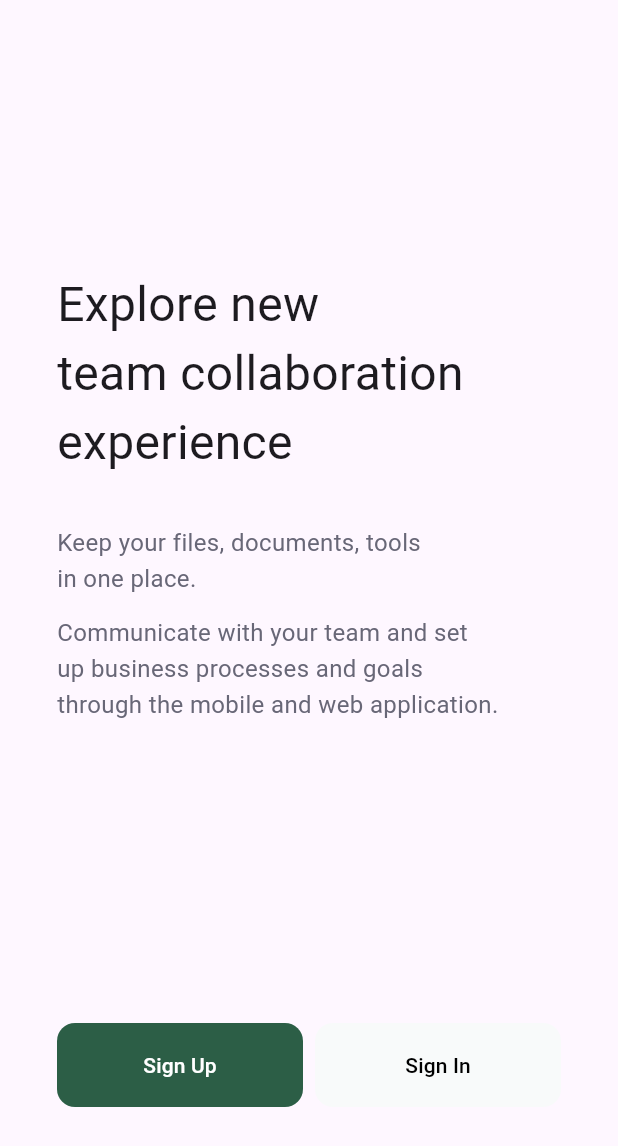
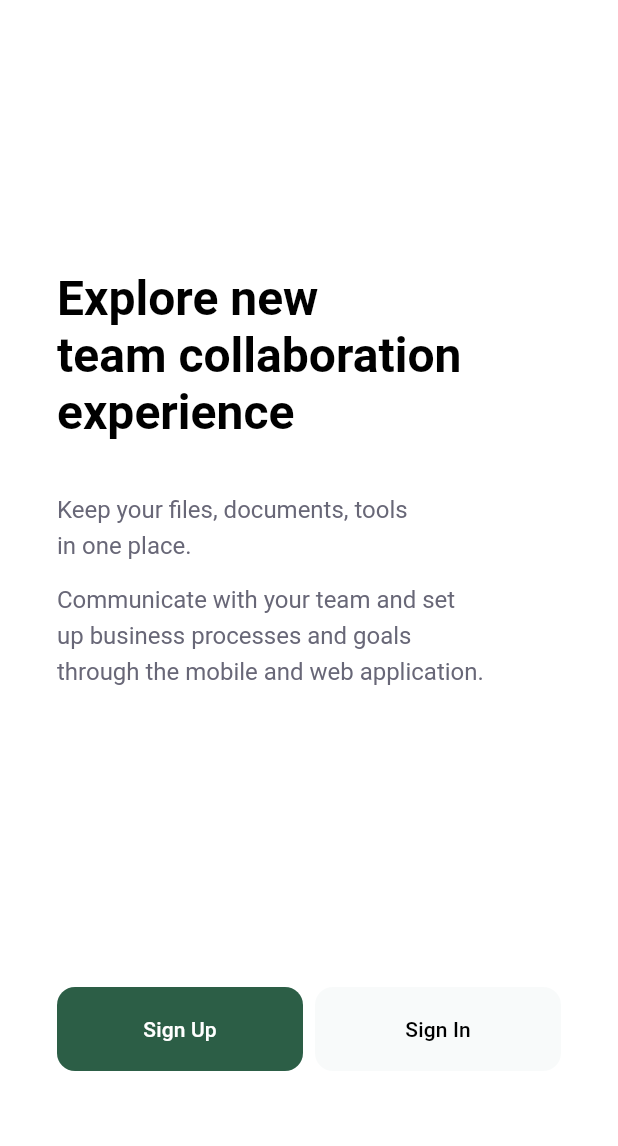
Before and after one commit to CultivatorDao/plantsiliry_app, a Flutter app: the screen it shows after launch, on a phone screen of 412 x 824 dp. Shown: the top 1146 px of the screen. Run offline on Flutter 3.47's test engine with Material 3 defaults, Android fonts, the phone set to English and light mode, and no system bars; our stand-ins replace firebase_auth, firebase_core; accounts and stored records are empty; Roboto replaces fonts that are missing (Poppins).

Commit message:
V 0.0.3 Added dependencies:     provider: ^6.1.1 Changes:     Services: 	Auth: 	    Added sign out function.     Activities: 	Added functionality to transition screen Authenticate, now it actually works. 	Added Shop screen (Empty for now). 	Configured Main Activity Manager now can switch between main activities (currently only 1).

```diff
--- a/lib/activities/authenticate.dart
+++ b/lib/activities/authenticate.dart
@@ -1,6 +1,12 @@
 import 'package:flutter/material.dart';
 
-import 'package:plantsility_app/activities/entrance/login/sign_in.dart';
+import 'package:provider/provider.dart';
+
+import 'package:plantsility_app/models/user.dart';
+
+import 'package:plantsility_app/activities/entrance/entrance.dart';
+import 'package:plantsility_app/activities/main/main_activity_manager.dart';
+
 
 // When starting app checks if user was logged in
 class Authenticate extends StatelessWidget {
@@ -8,7 +14,16 @@ class Authenticate extends StatelessWidget {
 
   @override
   Widget build(BuildContext context) {
+
+    // listen to stream to get user obj on auth state change
+    final user = Provider.of<UserModel?>(context);
+
     // Return Entrance or Main Activity Nav if user is authenticated
-    return const SignIn();
+    if (user == null) {
+      return const Entrance();
+    }
+    else {
+      return const MainActivityManager();
+    }
   }
 }
--- a/lib/activities/entrance/entrance.dart
+++ b/lib/activities/entrance/entrance.dart
@@ -2,12 +2,14 @@ import 'package:flutter/material.dart';
 import 'package:plantsility_app/activities/entrance/login/sign_in.dart';
 
 
-class EnterScreen extends StatelessWidget {
-  const EnterScreen({super.key});
+class Entrance extends StatelessWidget {
+  const Entrance({super.key});
 
   @override
   Widget build(BuildContext context) {
-    return Row(
+    return Container(
+      color: Colors.white,
+      child: Row(
         mainAxisAlignment: MainAxisAlignment.center,
         children: [
           Column(
@@ -22,8 +24,11 @@ class EnterScreen extends StatelessWidget {
                     "Explore new \nteam collaboration \nexperience",
                     // TODO create custom big label text theme
                     style: TextStyle(
-                    fontSize: 32
-                  ),
+                        fontFamily: "Poppins",
+                        fontWeight: FontWeight.w600,
+                        fontSize: 32,
+                        color: Colors.black,
+                        decoration: TextDecoration.none),
                   ),
                 ],
               ),
@@ -109,6 +114,7 @@ class EnterScreen extends StatelessWidget {
             ],
           )
         ],
+      ),
     );
   }
 }
--- a/lib/main_app/main_app.dart
+++ b/lib/main_app/main_app.dart
@@ -1,7 +1,11 @@
 import 'package:flutter/material.dart';
 
+import 'package:provider/provider.dart';
+
+import 'package:plantsility_app/models/user.dart';
+import 'package:plantsility_app/services/auth.dart';
+
 import 'package:plantsility_app/activities/authenticate.dart';
-import 'package:plantsility_app/activities/entrance/entrance.dart';
 
 
 // Main application class
@@ -10,16 +14,17 @@ class Plantsility extends StatelessWidget {
 
   @override
   Widget build(BuildContext context) {
-    return const MaterialApp(
-      title: "Plantsility",
-      // TODO Add themes
-      // theme: lightTheme,
-      // darkTheme: darkTheme,
-      // TODO: change to app routes, instead of home page
-      home: Scaffold(
-        body: Center(
-          child: EnterScreen(),
-        ),
+    // wrap main app in StreamProvider to get access to user object throughout child widgets
+    return StreamProvider<UserModel?>.value(
+      initialData: null,
+      value: AuthService().user,
+      child: const MaterialApp(
+        title: "Plantsility",
+        // TODO Add themes
+        // theme: lightTheme,
+        // darkTheme: darkTheme,
+        // TODO: change to app routes, instead of home page
+        home: Authenticate(),
       ),
     );
   }
--- a/pubspec.yaml
+++ b/pubspec.yaml
@@ -40,6 +40,8 @@ dependencies:
   cloud_firestore: ^4.15.4
   firebase_core_platform_interface: ^5.0.0
   firebase_auth: ^4.17.4
+
+  provider: ^6.1.1
 
 dev_dependencies:
   flutter_test:
```
Also changed, not shown: lib/activities/main/main_activity_manager.dart (+58 -0 lines), lib/activities/main/shop/shop.dart (added, +27 -0 lines), lib/services/auth.dart (+11 -0 lines). Lines whose indentation alone changed are shown as unchanged.
